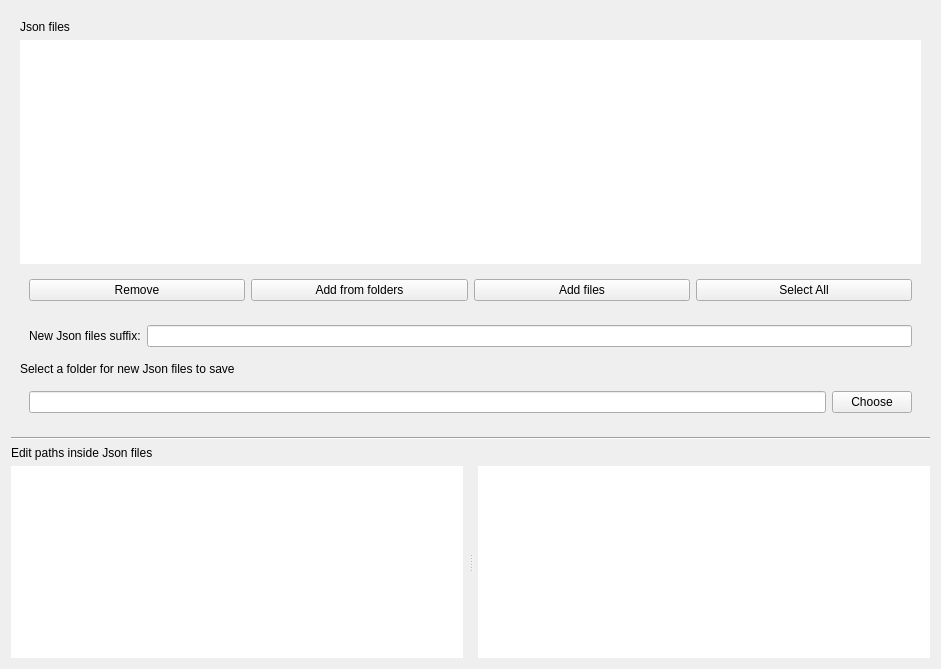
SnoozToolbox/snooz-package-ceams, file modules/CEAMSModules/JsonPathEditorMaster/Ui_JsonPathEditorMasterSettingsView.ui: the form before one commit.
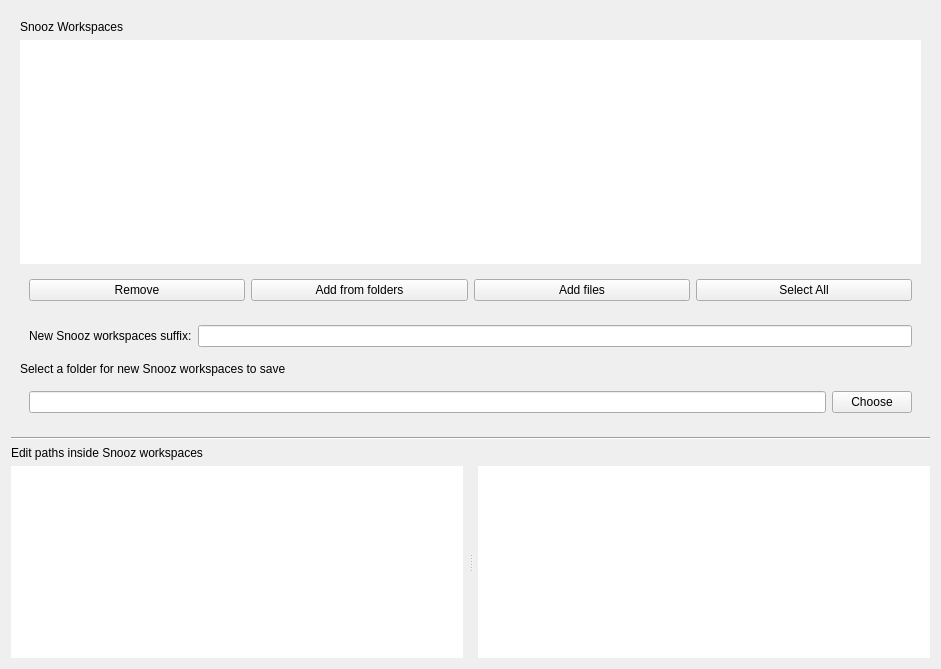
The form after the commit.

Commit message: EditPathsInSnoozWorkspace tool modified and its fully functional by covering the latest bugs

The edit to the form file:
```diff
--- a/modules/CEAMSModules/JsonPathEditorMaster/Ui_JsonPathEditorMasterSettingsView.ui
+++ b/modules/CEAMSModules/JsonPathEditorMaster/Ui_JsonPathEditorMasterSettingsView.ui
@@ -34,7 +34,7 @@
         <item>
          <widget class="QLabel" name="Json_label">
           <property name="text">
-           <string>Json files</string>
+           <string>Snooz Workspaces</string>
           </property>
          </widget>
         </item>
@@ -106,7 +106,7 @@
            <item>
             <widget class="QLabel" name="New_Suffix">
              <property name="text">
-              <string>&lt;html&gt;&lt;head/&gt;&lt;body&gt;&lt;p&gt;New Json files suffix:&lt;/p&gt;&lt;/body&gt;&lt;/html&gt;</string>
+              <string>&lt;html&gt;&lt;head/&gt;&lt;body&gt;&lt;p&gt;New Snooz workspaces suffix:&lt;/p&gt;&lt;/body&gt;&lt;/html&gt;</string>
              </property>
             </widget>
            </item>
@@ -122,7 +122,7 @@
            <number>0</number>
           </property>
           <property name="text">
-           <string>Select a folder for new Json files to save</string>
+           <string>&lt;html&gt;&lt;head/&gt;&lt;body&gt;&lt;p&gt;Select a folder for new Snooz workspaces to save&lt;/p&gt;&lt;/body&gt;&lt;/html&gt;</string>
           </property>
          </widget>
         </item>
@@ -170,7 +170,7 @@
         <number>0</number>
        </property>
        <property name="text">
-        <string>Edit paths inside Json files</string>
+        <string>&lt;html&gt;&lt;head/&gt;&lt;body&gt;&lt;p&gt;Edit paths inside Snooz workspaces&lt;/p&gt;&lt;/body&gt;&lt;/html&gt;</string>
        </property>
       </widget>
      </item>
```
Left out of the diff: 6 changed lines with no effect on the pictures. The commit also changes 13 other files.
